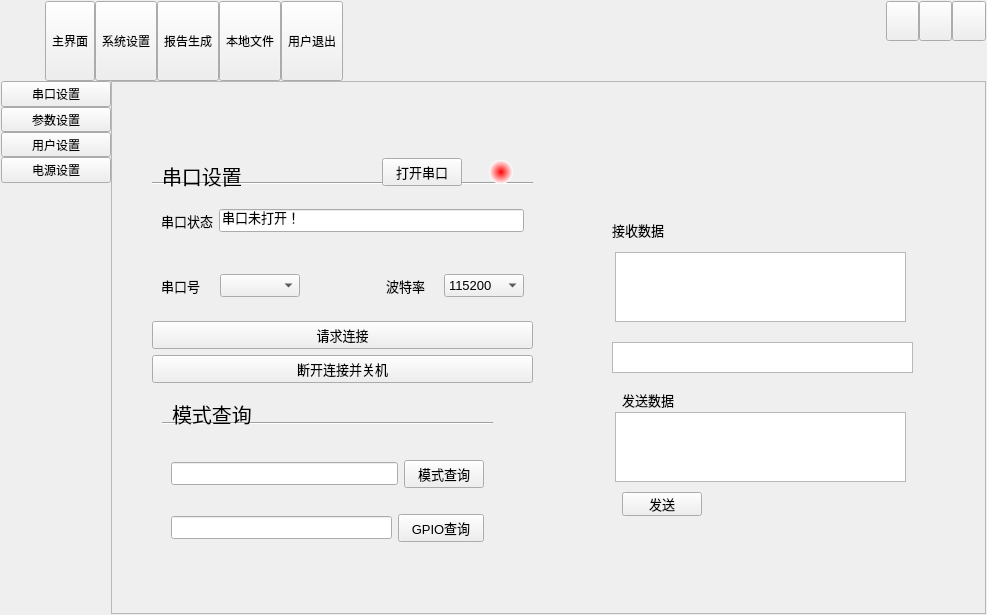
ZeYu1391774324/BX-MagnetDetectorProject, file uidemo08/form/frmmain.ui: the form before one commit.
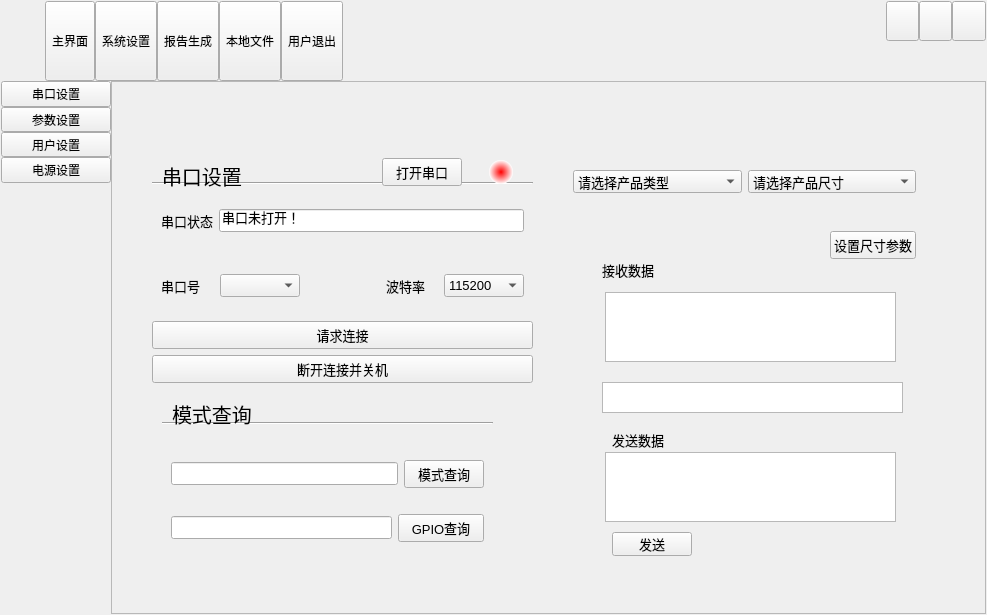
The form after the commit. Icons and pictures are not drawn.

The edit to the form file:
```diff
--- a/uidemo08/form/frmmain.ui
+++ b/uidemo08/form/frmmain.ui
@@ -1318,8 +1318,8 @@
           <widget class="QTextEdit" name="DataReceived">
            <property name="geometry">
             <rect>
-             <x>503</x>
-             <y>170</y>
+             <x>493</x>
+             <y>210</y>
              <width>291</width>
              <height>70</height>
             </rect>
@@ -1328,8 +1328,8 @@
           <widget class="QTextEdit" name="DataSend">
            <property name="geometry">
             <rect>
-             <x>503</x>
-             <y>330</y>
+             <x>493</x>
+             <y>370</y>
              <width>291</width>
              <height>70</height>
             </rect>
@@ -1338,8 +1338,8 @@
           <widget class="QLabel" name="label_44">
            <property name="geometry">
             <rect>
-             <x>510</x>
-             <y>310</y>
+             <x>500</x>
+             <y>350</y>
              <width>71</width>
              <height>16</height>
             </rect>
@@ -1351,8 +1351,8 @@
           <widget class="QLabel" name="label_45">
            <property name="geometry">
             <rect>
-             <x>500</x>
-             <y>140</y>
+             <x>490</x>
+             <y>180</y>
              <width>81</width>
              <height>16</height>
             </rect>
@@ -1364,8 +1364,8 @@
           <widget class="QPushButton" name="SendButton">
            <property name="geometry">
             <rect>
-             <x>510</x>
-             <y>410</y>
+             <x>500</x>
+             <y>450</y>
              <width>80</width>
              <height>24</height>
             </rect>
@@ -1431,13 +1431,90 @@
           <widget class="QTextEdit" name="ReceivedFrameEdit">
            <property name="geometry">
             <rect>
-             <x>500</x>
-             <y>260</y>
+             <x>490</x>
+             <y>300</y>
              <width>301</width>
              <height>31</height>
             </rect>
            </property>
           </widget>
+          <widget class="QWidget" name="widget_14" native="true">
+           <property name="geometry">
+            <rect>
+             <x>452</x>
+             <y>71</y>
+             <width>361</width>
+             <height>121</height>
+            </rect>
+           </property>
+           <layout class="QVBoxLayout" name="verticalLayout_9">
+            <item>
+             <widget class="QWidget" name="widget_9" native="true">
+              <layout class="QHBoxLayout" name="horizontalLayout_13">
+               <item>
+                <widget class="QComboBox" name="pipeTypecomboBox">
+                 <item>
+                  <property name="text">
+                   <string>请选择产品类型</string>
+                  </property>
+                 </item>
+                 <item>
+                  <property name="text">
+                   <string>变形</string>
+                  </property>
+                 </item>
+                 <item>
+                  <property name="text">
+                   <string>漏磁</string>
+                  </property>
+                 </item>
+                </widget>
+               </item>
+               <item>
+                <widget class="QComboBox" name="pipeSizecomboBox">
+                 <item>
+                  <property name="text">
+                   <string>请选择产品尺寸</string>
+                  </property>
+                 </item>
+                 <item>
+                  <property name="text">
+                   <string>12inch</string>
+                  </property>
+                 </item>
+                </widget>
+               </item>
+              </layout>
+             </widget>
+            </item>
+            <item>
+             <widget class="QWidget" name="widget_15" native="true">
+              <layout class="QHBoxLayout" name="horizontalLayout_16">
+               <item>
+                <spacer name="horizontalSpacer_2">
+                 <property name="orientation">
+                  <enum>Qt::Horizontal</enum>
+                 </property>
+                 <property name="sizeHint" stdset="0">
+                  <size>
+                   <width>40</width>
+                   <height>20</height>
+                  </size>
+                 </property>
+                </spacer>
+               </item>
+               <item>
+                <widget class="QPushButton" name="setParametersBtn">
+                 <property name="text">
+                  <string>设置尺寸参数</string>
+                 </property>
+                </widget>
+               </item>
+              </layout>
+             </widget>
+            </item>
+           </layout>
+          </widget>
          </widget>
          <widget class="QWidget" name="PowerConfigPage">
           <widget class="QGroupBox" name="groupBox">
```
Left out of the diff: 2 changed lines with no effect on the pictures.
